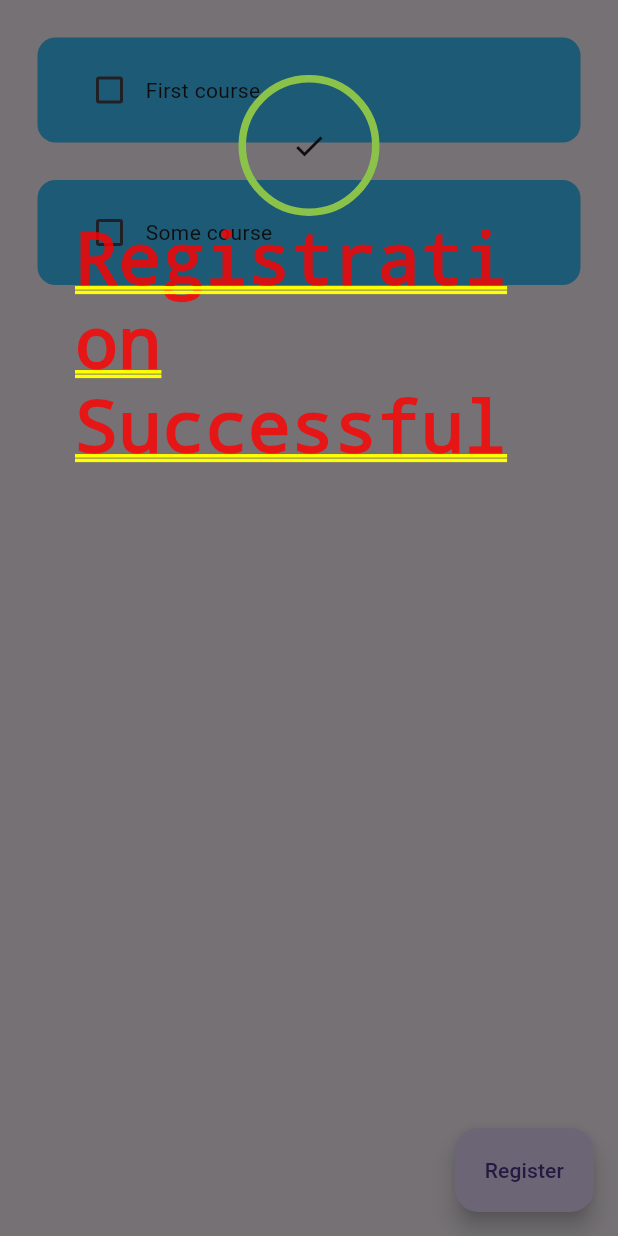
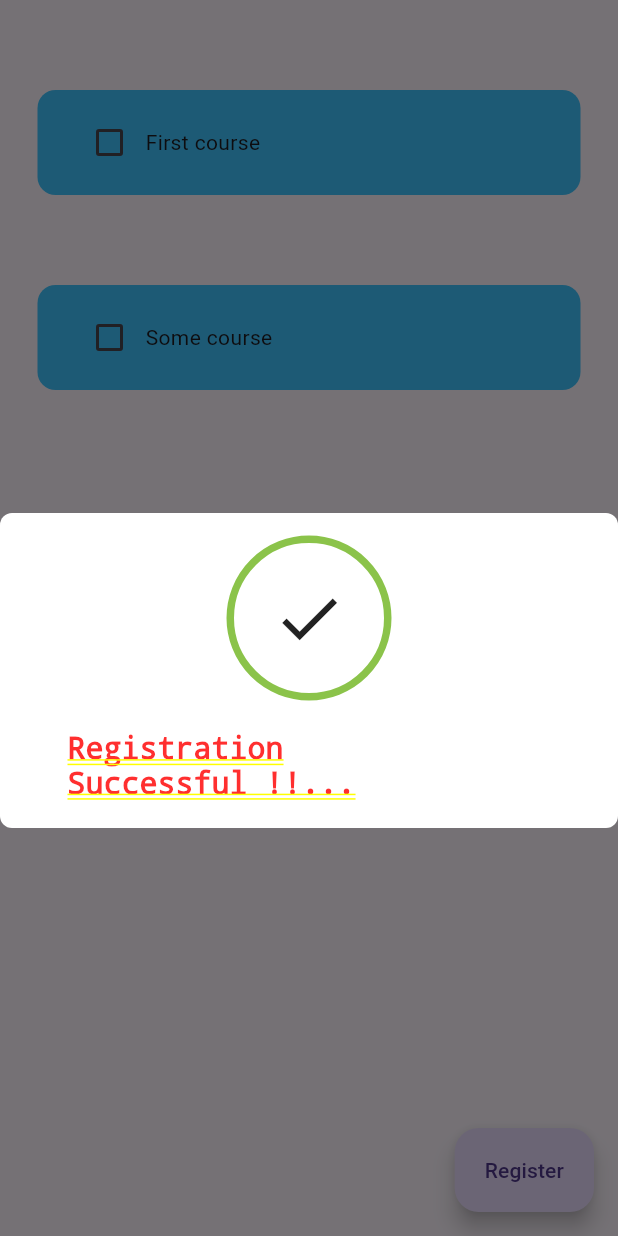
Before and after one commit to jk-ewenam20/ScholarWatchApp, a Flutter app: the Courses screen opened directly, after a tap on "Register", on a phone screen of 412 x 824 dp. Run offline on Flutter 3.47's test engine with Material 3 defaults, Android fonts, the light colour scheme and no system bars.

Commit message:
Added a pop up dialog

```diff
--- a/lib/courses_tile.dart
+++ b/lib/courses_tile.dart
@@ -22,7 +22,7 @@ class coursesTile extends StatelessWidget {
   @override
   Widget build(BuildContext context) {
     return Padding(
-      padding: const EdgeInsets.only(left: 25, right: 25, top: 25),
+      padding: const EdgeInsets.only(left: 25, right: 25, top: 60),
       child: Container(
         padding: const EdgeInsets.all(24),
         height: 70,
--- a/lib/utilities/registration_popup.dart
+++ b/lib/utilities/registration_popup.dart
@@ -8,25 +8,46 @@ class reg_pop extends StatelessWidget {
   @override
   Widget build(BuildContext context) {
     // ignore: prefer_const_constructors
-    return  Padding(
-      padding: const EdgeInsets.all(50),
+    return  Center(
 
+      child: Padding(
+        padding: const EdgeInsets.only(top: 270, bottom: 200),
+
+        child: Container(
+          padding: EdgeInsets.all(15),
+          height: 210,
+          decoration: BoxDecoration(
+            color: Colors.white,
+            borderRadius: BorderRadius.circular(8)
+          ),
           child: Column(
             children: [
+
               Container(
-            padding: EdgeInsets.all(30),
+                padding: EdgeInsets.all(25),
                 decoration: BoxDecoration(
                   borderRadius: BorderRadius.circular(100),
                   border: Border.all(width: 5, color: Colors.lightGreen)
                 ),
                 child: Icon(
                   Icons.check,
+                  size: 50,
                 ),
               ),
-          Text("Registration Successful"),
+              Padding(
+                padding: const EdgeInsets.only(left: 30, right: 30, top: 20, bottom: 20),
+                child: Text("Registration Successful !!...",
+                style: TextStyle(
+                  fontSize: 20,
+                  fontWeight: FontWeight.bold,
+                ),
+                ),
+              ),
             ],
           ),
+        ),
 
+      ),
     );
   }
 }
```
Lines whose indentation alone changed are shown as unchanged.
